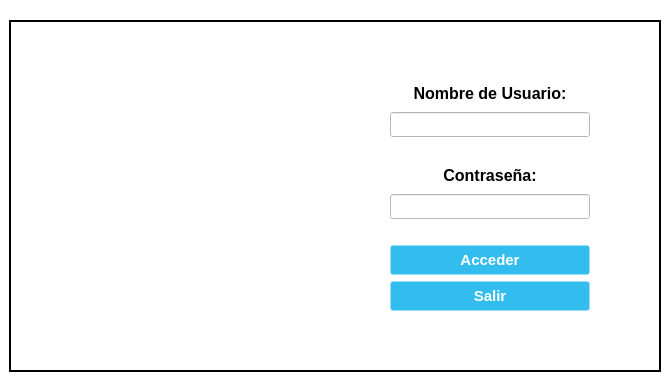
This is UI_Files/Login_Window.ui in e-serrano/ERP_EIPSA as Qt 5 draws it before an edit. The edited form follows.
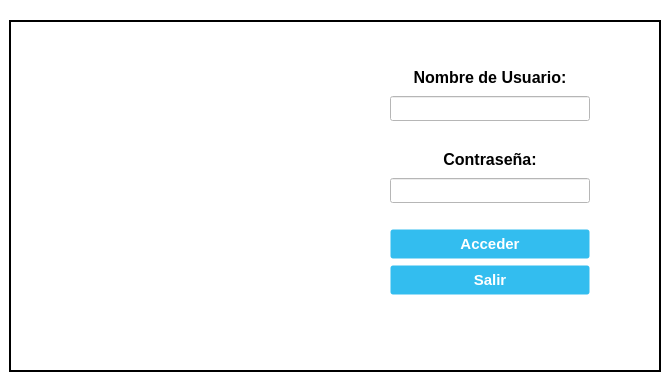
This is the edited form. Icons and pictures are not drawn.

Commit message: new windows creation

Diff of the .ui file:
```diff
--- a/UI_Files/Login_Window.ui
+++ b/UI_Files/Login_Window.ui
@@ -441,6 +441,28 @@
              </property>
             </widget>
            </item>
+           <item>
+            <widget class="QLabel" name="label_error_login">
+             <property name="minimumSize">
+              <size>
+               <width>200</width>
+               <height>25</height>
+              </size>
+             </property>
+             <property name="maximumSize">
+              <size>
+               <width>200</width>
+               <height>25</height>
+              </size>
+             </property>
+             <property name="styleSheet">
+              <string notr="true">color: rgb(255, 0, 0);</string>
+             </property>
+             <property name="text">
+              <string/>
+             </property>
+            </widget>
+           </item>
           </layout>
          </item>
          <item>
```
The commit also changes 6 other files.
